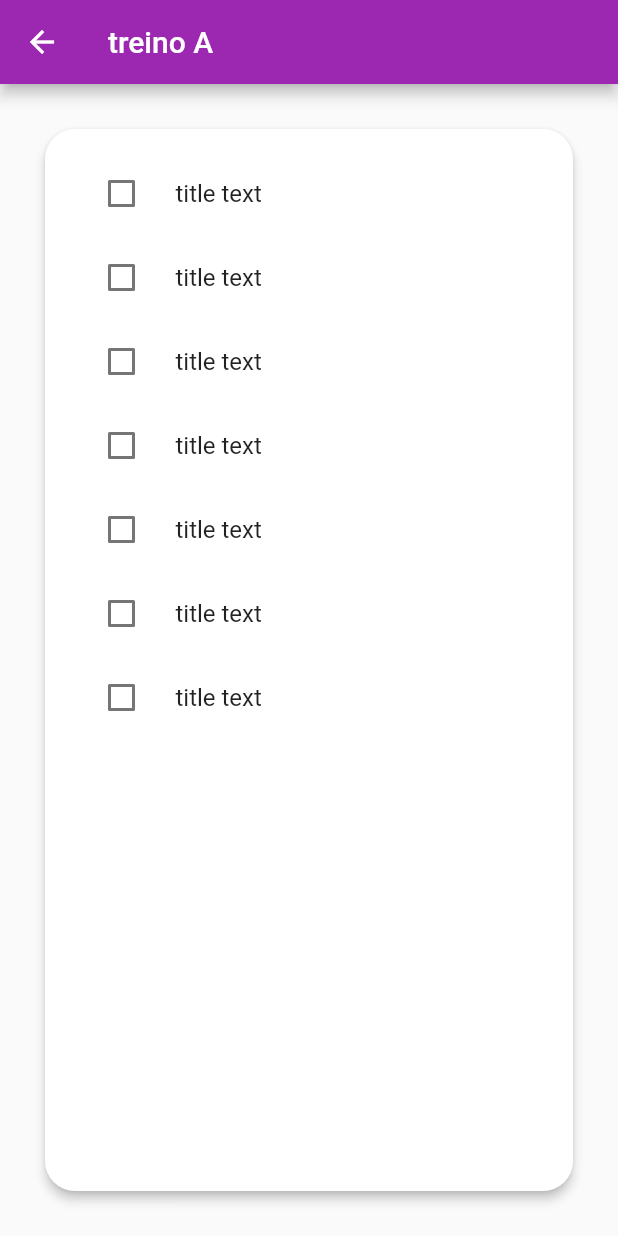
After one commit to rsjulie/treino, a Flutter app: the screen it shows after launch, after a tap on "treino A", on a phone screen of 412 x 824 dp. The commit adds this screen. Run offline on Flutter 3.47's test engine with Material 2 defaults, Android fonts, the phone set to English and light mode, and no system bars.

Commit message:
treino A

```diff
--- a/lib/app/modules/treino.dart
+++ b/lib/app/modules/treino.dart
@@ -1,4 +1,3 @@
-import 'package:flutter/cupertino.dart';
 import 'package:flutter/material.dart';
 
 class Treino extends StatelessWidget {
@@ -7,45 +6,64 @@ class Treino extends StatelessWidget {
   @override
   Widget build(BuildContext context) {
     return Scaffold(
-      backgroundColor: Color.fromARGB(255, 245, 245, 245),
+      backgroundColor: const Color.fromARGB(255, 245, 245, 245),
       appBar: AppBar(
         title: const Text('Treino'),
         centerTitle: true,
       ),
       body: ListView(
-        children:  [
-           SizedBox(height: 15),
-
+        children: [
+          const SizedBox(height: 15),
           Card(
+            margin: const EdgeInsets.symmetric(horizontal: 15, vertical: 5),
             elevation: 2,
-             margin: EdgeInsets.symmetric(horizontal: 15, vertical: 5),
             child: InkWell(
-               onTap: (){},
-               child: Padding(
+              onTap: () {
+                Navigator.pushNamed(context, '/treinoA');
+              },
+              child: const Padding(
                 padding: EdgeInsets.symmetric(horizontal: 15, vertical: 20),
-                 child: Center(child: Text('Treino 1', style: TextStyle(fontSize: 22, ),)),
+                child: Center(
+                    child: Text(
+                  'treino A',
+                  style: TextStyle(
+                    fontSize: 22,
+                  ),
+                )),
               ),
             ),
           ),
           Card(
             elevation: 2,
-             margin: EdgeInsets.symmetric(horizontal: 15, vertical: 5),
+            margin: const EdgeInsets.symmetric(horizontal: 15, vertical: 5),
             child: InkWell(
-               onTap: (){},
-               child: Padding(
+              onTap: () {},
+              child: const Padding(
                 padding: EdgeInsets.symmetric(horizontal: 15, vertical: 20),
-                 child: Center(child: Text('Treino 2', style: TextStyle(fontSize: 22, ),)),
+                child: Center(
+                    child: Text(
+                  'Treino 2',
+                  style: TextStyle(
+                    fontSize: 22,
+                  ),
+                )),
               ),
             ),
           ),
           Card(
             elevation: 2,
-             margin: EdgeInsets.symmetric(horizontal: 15, vertical: 5),
+            margin: const EdgeInsets.symmetric(horizontal: 15, vertical: 5),
             child: InkWell(
-               onTap: (){},
-               child: Padding(
+              onTap: () {},
+              child: const Padding(
                 padding: EdgeInsets.symmetric(horizontal: 15, vertical: 20),
-                 child: Center(child: Text('Treino 3 - aeróbico', style: TextStyle(fontSize: 22, ),)),
+                child: Center(
+                    child: Text(
+                  'Treino 3 - aeróbico',
+                  style: TextStyle(
+                    fontSize: 22,
+                  ),
+                )),
               ),
             ),
           ),
@@ -53,5 +71,4 @@ class Treino extends StatelessWidget {
       ),
     );
   }
-
 }
--- /dev/null
+++ b/lib/app/modules/treino_A.dart
@@ -0,0 +1,53 @@
+import 'dart:developer';
+
+import 'package:flutter/material.dart';
+
+class TreinoA extends StatefulWidget {
+  const TreinoA({Key? key}) : super(key: key);
+
+  @override
+  State<TreinoA> createState() => _TreinoAState();
+}
+
+class _TreinoAState extends State<TreinoA> {
+  @override
+  Widget build(BuildContext context) {
+    bool checkedValue = false;
+
+    return Scaffold(
+        appBar: AppBar(
+          title: const Text('treino A'),
+        ),
+        body: Card(
+          elevation: 3,
+          shape:
+              RoundedRectangleBorder(borderRadius: BorderRadius.circular(20)),
+          margin: const EdgeInsets.all(30),
+          child: Padding(
+            padding: const EdgeInsets.all(15),
+            child: ListView.builder(
+                itemCount: 7,
+                itemBuilder: (context, index) {
+                  return CheckboxListTile(
+                    title: Text(
+                      "title text",
+                      style: checkedValue
+                          ? const TextStyle(
+                              color: Color.fromARGB(255, 212, 212, 212))
+                          : const TextStyle(),
+                    ),
+                    value: checkedValue,
+                    onChanged: (newValue) {
+                      setState(() {
+                        checkedValue = !checkedValue;
+                        log(checkedValue.toString());
+                      });
+                    },
+                    controlAffinity: ListTileControlAffinity
+                        .leading, //  <-- leading Checkbox
+                  );
+                }),
+          ),
+        ));
+  }
+}
--- a/lib/main.dart
+++ b/lib/main.dart
@@ -1,5 +1,6 @@
 import 'package:flutter/material.dart';
 import 'package:treino/app/modules/treino.dart';
+import 'package:treino/app/modules/treino_A.dart';
 
 void main() {
   runApp(const MyApp());
@@ -17,7 +18,10 @@ class MyApp extends StatelessWidget {
       theme: ThemeData(
         primarySwatch: Colors.purple,
       ),
-      home: Treino(),
+      home: const Treino(),
+      routes: {
+        '/treinoA': (context) => const TreinoA(),
+      },
     );
   }
 }
```
Lines whose indentation alone changed are shown as unchanged.
